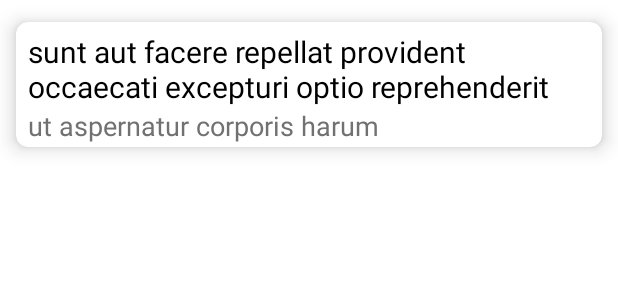
After one commit to sofronovic/Task, an Android app: the layout view_post_item.xml on its own in the app's theme, with its tools: preview values and no code run, on a phone screen of 412 x 824 dp. The commit adds this screen. Shown: the top 300 px of the screen. Run offline under Robolectric (Android 15) with nearby library versions, the phone set to English and light mode, and no system bars.

Commit message:
Post list
Displaying list of posts on home screen

```diff
--- a/app/src/main/java/com/nsofronovic/task/model/Post.kt
+++ b/app/src/main/java/com/nsofronovic/task/model/Post.kt
@@ -3,7 +3,6 @@ package com.nsofronovic.task.model
 import com.google.gson.annotations.SerializedName
 
 data class Post (
-
 	@SerializedName("userId") val userId : Int,
 	@SerializedName("id") val id : Int,
 	@SerializedName("title") val title : String,
--- a/app/src/main/java/com/nsofronovic/task/model/User.kt
+++ b/app/src/main/java/com/nsofronovic/task/model/User.kt
@@ -3,7 +3,6 @@ package com.nsofronovic.task.model
 import com.google.gson.annotations.SerializedName
 
 data class User (
-
 	@SerializedName("id") val id : Int,
 	@SerializedName("name") val name : String,
 	@SerializedName("username") val username : String,
--- a/app/src/main/java/com/nsofronovic/task/ui/ContainerActivity.kt
+++ b/app/src/main/java/com/nsofronovic/task/ui/ContainerActivity.kt
@@ -4,7 +4,6 @@ import android.os.Bundle
 import androidx.appcompat.app.AppCompatActivity
 import androidx.navigation.NavController
 import androidx.navigation.fragment.NavHostFragment
-import androidx.navigation.ui.NavigationUI
 import com.nsofronovic.task.R
 
 class ContainerActivity : AppCompatActivity() {
--- a/app/src/main/java/com/nsofronovic/task/ui/post/PostPresenter.kt
+++ b/app/src/main/java/com/nsofronovic/task/ui/post/PostPresenter.kt
@@ -34,8 +34,9 @@ class PostPresenter(val interactor: PostInteractor) :
         partialState: PostPartialState
     ): PostViewState {
         val newState = when (partialState) {
-            is PostPartialState.InitialPartialState -> previousState.copy(
-                lastChangedState = partialState
+            is PostPartialState.LoadedPostsPartialState -> previousState.copy(
+                lastChangedState = partialState,
+                posts = partialState.posts
             )
             else -> previousState.copy(lastChangedState = partialState)
         }
--- a/app/src/main/java/com/nsofronovic/task/ui/post/PostViewState.kt
+++ b/app/src/main/java/com/nsofronovic/task/ui/post/PostViewState.kt
@@ -1,5 +1,8 @@
 package com.nsofronovic.task.ui.post
 
+import com.nsofronovic.task.model.Post
+
 data class PostViewState(
-    val lastChangedState: PostPartialState? = null
+    val lastChangedState: PostPartialState? = null,
+    val posts: List<Post>? = null
 )
--- a/app/src/main/res/layout/activity_container.xml
+++ b/app/src/main/res/layout/activity_container.xml
@@ -25,7 +25,7 @@
         app:layout_constraintBottom_toBottomOf="parent"
         app:layout_constraintEnd_toEndOf="parent"
         app:layout_constraintStart_toStartOf="parent"
-        app:layout_constraintTop_toTopOf="parent"
+        app:layout_constraintTop_toBottomOf="@id/toolbar"
         app:navGraph="@navigation/main_navigation" />
 
 </androidx.constraintlayout.widget.ConstraintLayout>
--- /dev/null
+++ b/app/src/main/res/layout/view_post_item.xml
@@ -0,0 +1,50 @@
+<?xml version="1.0" encoding="utf-8"?>
+<androidx.constraintlayout.widget.ConstraintLayout xmlns:android="http://schemas.android.com/apk/res/android"
+    xmlns:app="http://schemas.android.com/apk/res-auto"
+    xmlns:tools="http://schemas.android.com/tools"
+    android:layout_width="match_parent"
+    android:layout_height="wrap_content">
+
+    <androidx.cardview.widget.CardView
+        android:layout_width="match_parent"
+        android:layout_height="0dp"
+        android:padding="8dp"
+        app:cardCornerRadius="8dp"
+        app:cardElevation="8dp"
+        app:cardUseCompatPadding="true"
+        app:layout_constraintEnd_toEndOf="parent"
+        app:layout_constraintStart_toStartOf="parent"
+        app:layout_constraintTop_toTopOf="parent">
+
+        <LinearLayout
+            android:layout_width="match_parent"
+            android:layout_height="wrap_content"
+            android:orientation="vertical">
+
+            <TextView
+                android:id="@+id/tvTitle"
+                android:layout_width="wrap_content"
+                android:layout_height="wrap_content"
+                android:layout_marginStart="8dp"
+                android:layout_marginTop="6dp"
+                android:layout_marginEnd="8dp"
+                android:textColor="#000"
+                android:textSize="20sp"
+                tools:text="sunt aut facere repellat provident occaecati excepturi optio reprehenderit" />
+
+            <TextView
+                android:id="@+id/tvBody"
+                android:layout_width="wrap_content"
+                android:layout_height="wrap_content"
+                android:layout_marginStart="8dp"
+                android:layout_marginEnd="8dp"
+                android:layout_marginBottom="2dp"
+                android:textColor="#717171"
+                android:textSize="18sp"
+                tools:text="ut aspernatur corporis harum " />
+
+        </LinearLayout>
+
+    </androidx.cardview.widget.CardView>
+
+</androidx.constraintlayout.widget.ConstraintLayout>
```
Also changed, not shown: app/build.gradle (+10 -0 lines), app/src/main/java/com/nsofronovic/task/app/App.kt (+7 -3 lines), app/src/main/java/com/nsofronovic/task/module/koinModules.kt (added, +40 -0 lines), app/src/main/java/com/nsofronovic/task/modules/AppModule.kt (deleted, +0 -15 lines), app/src/main/java/com/nsofronovic/task/network/PostApi.kt (added, +15 -0 lines), app/src/main/java/com/nsofronovic/task/repository/PostRepository.kt (added, +23 -0 lines), app/src/main/java/com/nsofronovic/task/ui/adapters/PostAdapter.kt (added, +44 -0 lines), app/src/main/java/com/nsofronovic/task/ui/post/PostFragment.kt (+41 -11 lines), app/src/main/java/com/nsofronovic/task/ui/post/PostInteractor.kt (+13 -2 lines), app/src/main/java/com/nsofronovic/task/ui/post/PostPartialState.kt (+5 -2 lines), app/src/main/res/layout/fragment_post.xml (+37 -9 lines), app/src/main/java/com/nsofronovic/task/ui/post/PostView.kt (line endings or trailing spaces).
